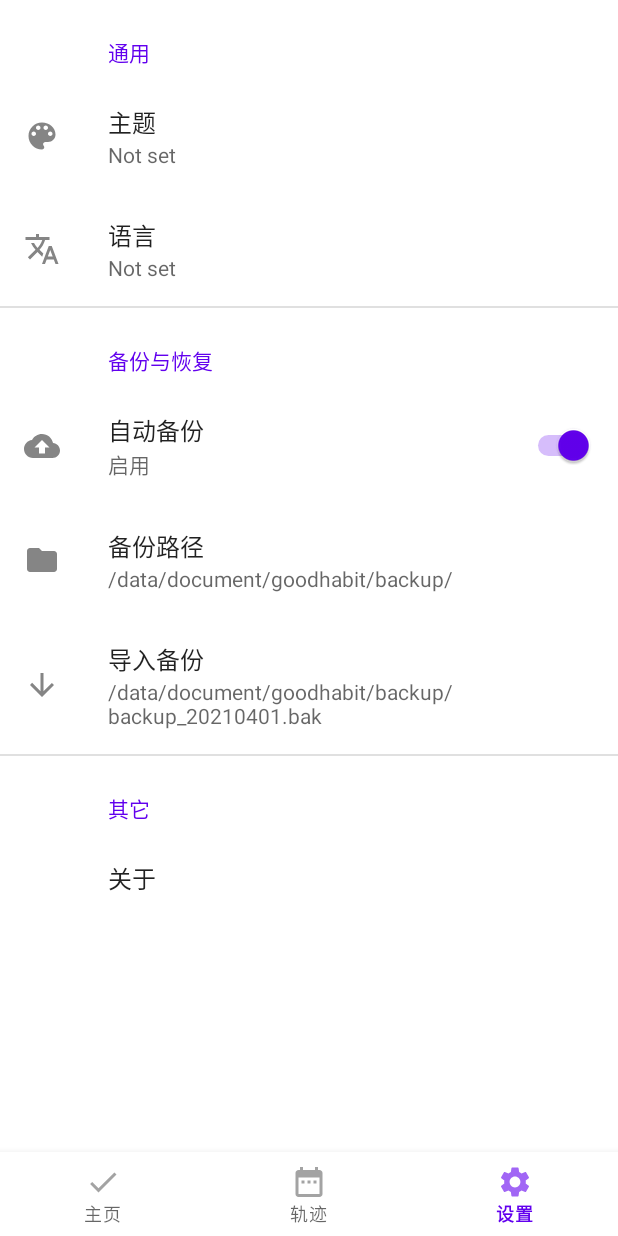
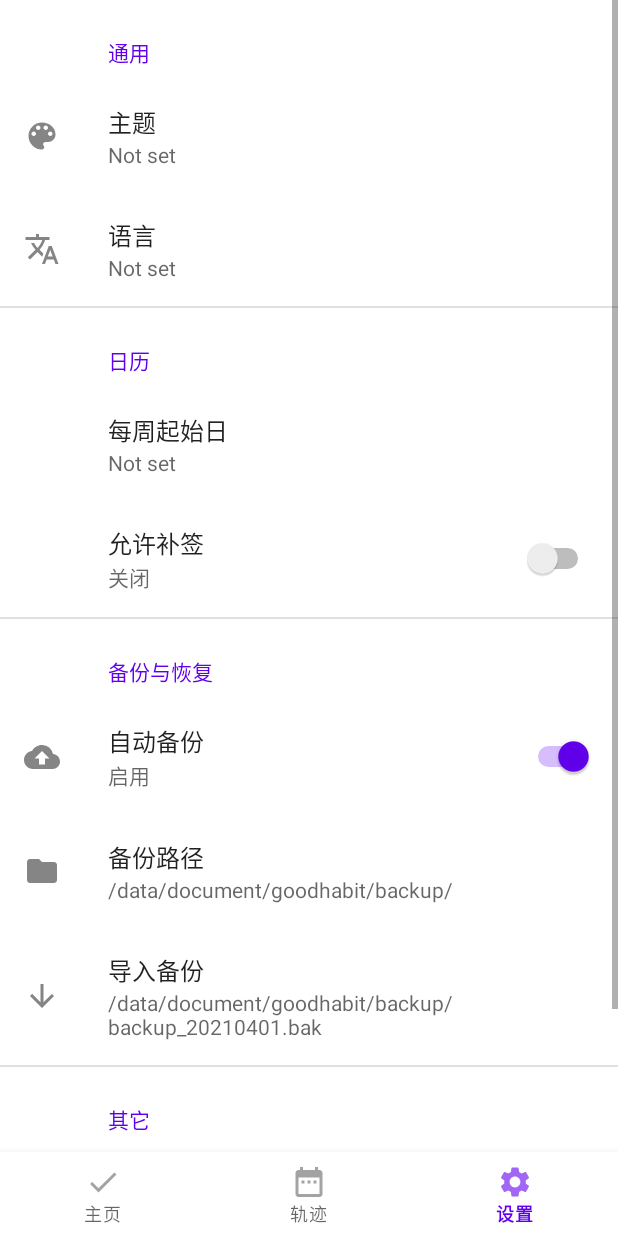
Before and after one commit to Iceberry-qdd/GoodHabit, an Android app: the SettingsFragment screen opened through its navigation route, on a phone screen of 412 x 824 dp. Run offline under Robolectric (Android 15) with nearby library versions, the phone set to English and light mode, and no system bars; our stand-ins replace androidx.preference, navigation-ui; 1 statement that could not run was skipped.

Commit message:
Add deserialization

```diff
--- a/app/src/main/java/com/iceberry/goodhabit/activity/MainActivity.kt
+++ b/app/src/main/java/com/iceberry/goodhabit/activity/MainActivity.kt
@@ -23,5 +23,4 @@ class MainActivity : BaseActivity() {
 
     }
 
-
 }
--- a/app/src/main/java/com/iceberry/goodhabit/fragment/CalendarFragment.kt
+++ b/app/src/main/java/com/iceberry/goodhabit/fragment/CalendarFragment.kt
@@ -100,7 +100,7 @@ class CalenderFragment : Fragment(),
      */
     override fun onActivityCreated(savedInstanceState: Bundle?) {
         super.onActivityCreated(savedInstanceState)
-
+        mCalendarView.setSchemeDate(viewModel.getSchemeDates())
         //viewModel = ViewModelProvider(this).get(CalendarFragmentModel::class.java)
 
         //val mSchemeDates= mutableMapOf<String,Calendar>(Pair(getSchemeCalendar(2021,3,5,"签").toString(),getSchemeCalendar(2021,3,5,"签")))
@@ -159,8 +159,6 @@ class CalenderFragment : Fragment(),
     }
 
     override fun onDestroyView() {
-        viewModel.saveSchemeDates()
-
         super.onDestroyView()
         _viewBinding = null
     }
--- a/app/src/main/java/com/iceberry/goodhabit/fragment/SettingsFragment.kt
+++ b/app/src/main/java/com/iceberry/goodhabit/fragment/SettingsFragment.kt
@@ -9,6 +9,10 @@ import androidx.preference.PreferenceManager
 import com.iceberry.goodhabit.R
 
 class SettingsFragment : PreferenceFragmentCompat() {
+//    val listener: SharedPreferences.OnSharedPreferenceChangeListener =
+//        SharedPreferences.OnSharedPreferenceChangeListener {
+//
+//        }
 
     override fun onCreatePreferences(savedInstanceState: Bundle?, rootKey: String?) {
         setPreferencesFromResource(R.xml.settings_preferences, rootKey)
@@ -19,9 +23,25 @@ class SettingsFragment : PreferenceFragmentCompat() {
         val language = sharedPreferences.getString("language", "default")
         val importBackupPreference = findPreference<Preference>("import_backup")
 
-        Log.d("TAG", "自动备份：$autoBackup")
-        Log.d("TAG", "主题：$theme")
-        Log.d("TAG", "语言：$language")
+        //listener.onSharedPreferenceChanged(sharedPreferences,"theme")
+
+        sharedPreferences.registerOnSharedPreferenceChangeListener { _, key ->
+            when (key) {
+                "theme" -> {
+                    Log.d("TAG", "主题：$theme")
+                }
+                "language" -> {
+                    Log.d("TAG", "语言：$language")
+                }
+                else -> {
+                    Log.d("TAG", "自动备份：$autoBackup")
+                }
+            }
+        }
+
+//        Log.d("TAG", "自动备份：$autoBackup")
+//        Log.d("TAG", "主题：$theme")
+//        Log.d("TAG", "语言：$language")
 
         val intent = Intent(Intent.ACTION_OPEN_DOCUMENT).apply {
             type = "text/plain"
@@ -41,4 +61,14 @@ class SettingsFragment : PreferenceFragmentCompat() {
 //            true
 //        }
     }
+
+//    override fun onResume() {
+//        super.onResume()
+//        preferenceManager.sharedPreferences.registerOnSharedPreferenceChangeListener(listener)
+//    }
+//
+//    override fun onPause() {
+//        super.onPause()
+//        preferenceManager.sharedPreferences.unregisterOnSharedPreferenceChangeListener(listener)
+//    }
 }
--- a/app/src/main/res/values/arrays.xml
+++ b/app/src/main/res/values/arrays.xml
@@ -25,4 +25,16 @@
         <item>Zh-Traditional</item>
         <item>En-Global</item>
     </string-array>
+
+    <string-array name="calendar_begin_day_entries">
+        <item>周一</item>
+        <item>周六</item>
+        <item>周日</item>
+    </string-array>
+
+    <string-array name="calendar_begin_day_values">
+        <item>MON</item>
+        <item>SAT</item>
+        <item>SUN</item>
+    </string-array>
 </resources>
--- a/app/src/main/res/xml/settings_preferences.xml
+++ b/app/src/main/res/xml/settings_preferences.xml
@@ -25,6 +25,22 @@
 
     </PreferenceCategory>
 
+    <PreferenceCategory android:title="日历">
+        <ListPreference
+            android:id="@+id/BeginDayPreference"
+            android:defaultValue="1"
+            android:entries="@array/calendar_begin_day_entries"
+            android:entryValues="@array/calendar_begin_day_values"
+            android:key="begin_day"
+            android:title="每周起始日"
+            app:useSimpleSummaryProvider="true" />
+        <SwitchPreference
+            android:defaultValue="false"
+            android:key="allow_reissue"
+            android:summaryOff="关闭"
+            android:summaryOn="启用"
+            android:title="允许补签" />
+    </PreferenceCategory>
     <PreferenceCategory android:title="备份与恢复">
 
         <SwitchPreference
@@ -44,17 +60,25 @@
             android:id="@+id/ImportBackupPreference"
             android:icon="@drawable/ic_import_backup"
             android:summary="/data/document/goodhabit/backup/backup_20210401.bak"
-            app:title="导入备份"
-            app:key="import_backup"/>
+            app:key="import_backup"
+            app:title="导入备份" />
     </PreferenceCategory>
     <PreferenceCategory app:title="其它">
         <Preference
             android:id="@+id/AboutPreference"
-            app:title="关于"
-            app:key="about">
+            app:key="about"
+            app:title="关于">
             <intent
-                android:targetPackage="com.iceberry.goodhabit"
-                android:targetClass="com.iceberry.goodhabit.AboutActivity"/>
+                android:targetClass="com.iceberry.goodhabit.activity.AboutActivity"
+                android:targetPackage="com.iceberry.goodhabit" />
+        </Preference>
+        <Preference
+            android:id="@+id/HelpPreference"
+            app:key="feedback"
+            app:title="帮助与反馈">
+            <intent
+                android:targetClass="com.iceberry.goodhabit.AboutActivity"
+                android:targetPackage="com.iceberry.goodhabit" />
         </Preference>
     </PreferenceCategory>
 
```
Also changed, not shown: app/src/main/java/com/iceberry/goodhabit/viewModel/CalendarFragmentViewModel.kt (+19 -14 lines), app/src/main/res/layout/fragment_calendar.xml (+22 -6 lines).
